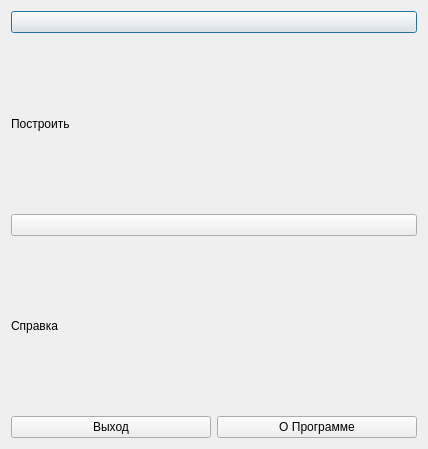
The window that mainmenu.ui (spellanser/graphx) describes before a commit, drawn with Qt 5.
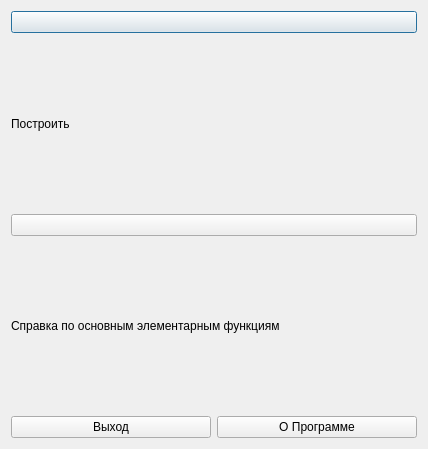
The same window after the commit. Icons and pictures are not drawn.

```diff
--- a/mainmenu.ui
+++ b/mainmenu.ui
@@ -73,10 +73,10 @@
      </property>
     </widget>
    </item>
-   <item row="3" column="0">
+   <item row="3" column="0" colspan="2">
     <widget class="QLabel" name="label_4">
      <property name="text">
-      <string>Справка</string>
+      <string>Справка по основным элементарным функциям</string>
      </property>
     </widget>
    </item>
```
Left out of the diff: 2 changed lines with no effect on the pictures.
